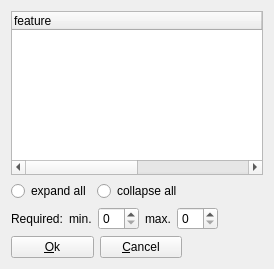
The window that client/uiforms/feature_select_required.ui (Wolframe/configurator) describes before a commit, drawn with Qt 5.
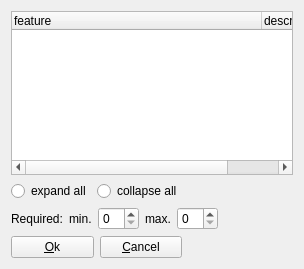
The same window after the commit. Icons and pictures are not drawn.

```diff
--- a/client/uiforms/feature_select_required.ui
+++ b/client/uiforms/feature_select_required.ui
@@ -6,7 +6,7 @@
    <rect>
     <x>0</x>
     <y>0</y>
-    <width>274</width>
+    <width>304</width>
     <height>269</height>
    </rect>
   </property>
```
Left out of the diff: 6 changed lines with no effect on the pictures.
